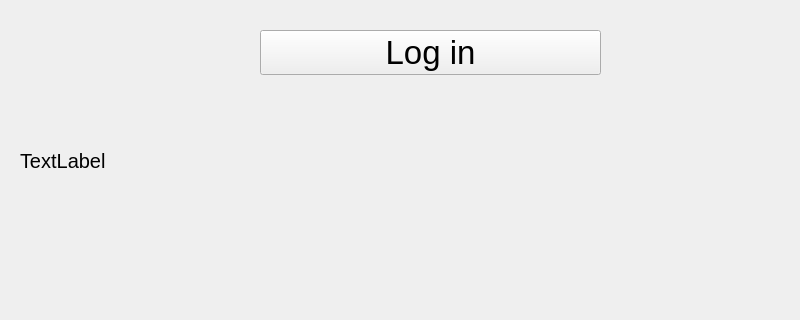
22kmo-project/group_12, file frontend/mainwindow.ui: the form before one commit; both pictures show x 0 to 800 and y 300 to 620 of the 800 by 800 pixel window.
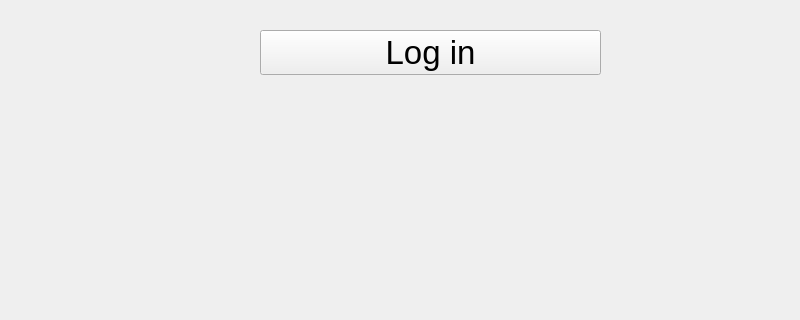
The form after the commit.

```diff
--- a/frontend/mainwindow.ui
+++ b/frontend/mainwindow.ui
@@ -114,7 +114,10 @@
        </font>
       </property>
       <property name="text">
-       <string>TextLabel</string>
+       <string/>
+      </property>
+      <property name="alignment">
+       <set>Qt::AlignCenter</set>
       </property>
      </widget>
     </widget>
```
